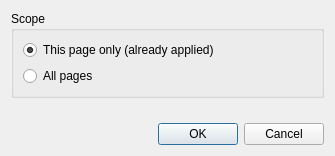
Qt form filters/page_layout/ui/PageLayoutApplyDialog.ui (ImageProcessing-ElectronicPublications/scantailor-deviant) before a commit.
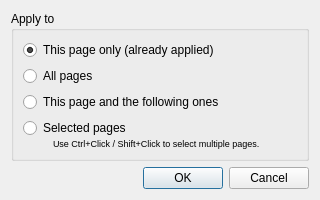
The same form after that commit.

Commit message: * Options can now be applied to an arbitrary group of pages. * Support building with MS Visual C++

Diff of the .ui file:
```diff
--- a/filters/page_layout/ui/PageLayoutApplyDialog.ui
+++ b/filters/page_layout/ui/PageLayoutApplyDialog.ui
@@ -1,24 +1,27 @@
 <ui version="4.0" >
  <class>PageLayoutApplyDialog</class>
- <widget class="QDialog" name="PageLayoutApplyDialog" >
-  <property name="geometry" >
+ <widget class="QDialog" name="PageLayoutApplyDialog">
+  <property name="windowModality">
+   <enum>Qt::WindowModal</enum>
+  </property>
+  <property name="geometry">
    <rect>
     <x>0</x>
     <y>0</y>
-    <width>335</width>
-    <height>156</height>
+    <width>320</width>
+    <height>195</height>
    </rect>
   </property>
-  <layout class="QVBoxLayout" name="verticalLayout_2" >
+  <layout class="QVBoxLayout" name="verticalLayout_3">
    <item>
-    <widget class="QGroupBox" name="groupBox" >
-     <property name="title" >
-      <string>Scope</string>
+    <widget class="QGroupBox" name="groupBox_2">
+     <property name="title">
+      <string>Apply to</string>
      </property>
-     <layout class="QVBoxLayout" name="verticalLayout" >
+     <layout class="QVBoxLayout" name="verticalLayout_2">
       <item>
-       <widget class="QRadioButton" name="thisPageRB" >
-        <property name="text" >
+       <widget class="QRadioButton" name="thisPageRB">
+        <property name="text">
          <string>This page only (already applied)</string>
         </property>
         <property name="checked" >
@@ -27,31 +30,92 @@
        </widget>
       </item>
       <item>
-       <widget class="QRadioButton" name="allPagesRB" >
-        <property name="text" >
+       <widget class="QRadioButton" name="allPagesRB">
+        <property name="text">
          <string>All pages</string>
         </property>
        </widget>
       </item>
+      <item>
+       <widget class="QRadioButton" name="thisPageAndFollowersRB">
+        <property name="text">
+         <string>This page and the following ones</string>
+        </property>
+       </widget>
+      </item>
+      <item>
+       <widget class="QWidget" name="selectedPagesWidget" native="true">
+        <layout class="QVBoxLayout" name="verticalLayout">
+         <property name="spacing">
+          <number>0</number>
+         </property>
+         <property name="margin">
+          <number>0</number>
+         </property>
+         <item>
+          <widget class="QRadioButton" name="selectedPagesRB">
+           <property name="text">
+            <string>Selected pages</string>
+           </property>
+          </widget>
+         </item>
+         <item>
+          <layout class="QHBoxLayout" name="horizontalLayout_2">
+           <property name="spacing">
+            <number>0</number>
+           </property>
+           <item>
+            <spacer name="horizontalSpacer_5">
+             <property name="orientation">
+              <enum>Qt::Horizontal</enum>
+             </property>
+             <property name="sizeType">
+              <enum>QSizePolicy::Fixed</enum>
+             </property>
+             <property name="sizeHint" stdset="0">
+              <size>
+               <width>30</width>
+               <height>0</height>
+              </size>
+             </property>
+            </spacer>
+           </item>
+           <item>
+            <widget class="QLabel" name="selectedPagesHint">
+             <property name="font">
+              <font>
+               <pointsize>7</pointsize>
+              </font>
+             </property>
+             <property name="text">
+              <string>Use Ctrl+Click / Shift+Click to select multiple pages.</string>
+             </property>
+            </widget>
+           </item>
+          </layout>
+         </item>
+        </layout>
+       </widget>
+      </item>
      </layout>
     </widget>
    </item>
    <item>
-    <spacer name="verticalSpacer" >
-     <property name="orientation" >
+    <spacer name="verticalSpacer">
+     <property name="orientation">
       <enum>Qt::Vertical</enum>
      </property>
-     <property name="sizeHint" stdset="0" >
+     <property name="sizeHint" stdset="0">
       <size>
        <width>20</width>
-       <height>40</height>
+       <height>0</height>
       </size>
      </property>
     </spacer>
    </item>
    <item>
-    <widget class="QDialogButtonBox" name="buttonBox" >
-     <property name="orientation" >
+    <widget class="QDialogButtonBox" name="buttonBox">
+     <property name="orientation">
       <enum>Qt::Horizontal</enum>
      </property>
      <property name="standardButtons" >
```
Left out of the diff: 11 changed lines with no effect on the pictures. The commit also changes 64 other files.
